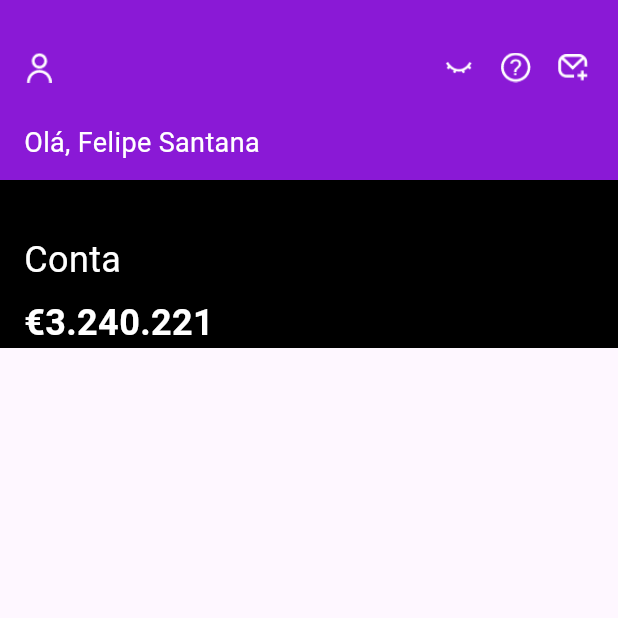
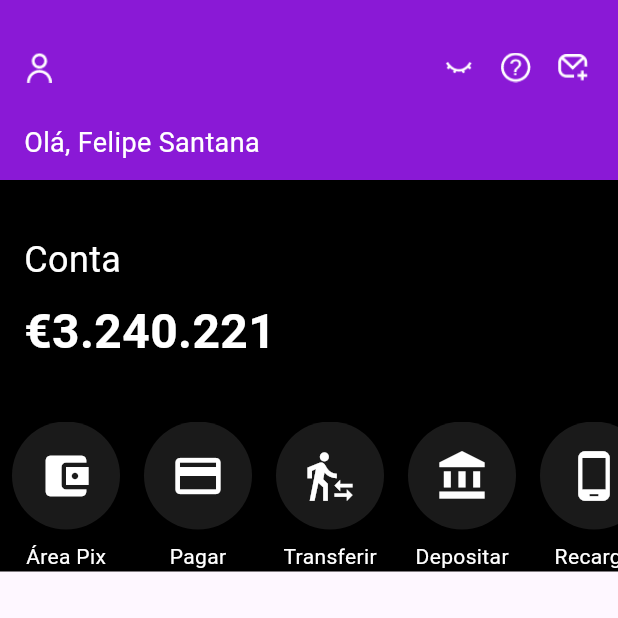
Before and after one commit to msbzz/nubank_layout, a Flutter app: the screen it shows after launch, on a phone screen of 412 x 824 dp, the top half of it. Run offline on Flutter 3.47's test engine with Material 3 defaults, Android fonts, the light colour scheme and no system bars; statements that could not run were skipped.

Commit message:
botoes com scroll horizontal (segundo item)

```diff
--- a/lib/home/home_page.dart
+++ b/lib/home/home_page.dart
@@ -1,5 +1,6 @@
 import 'package:flutter/material.dart';
 import 'package:nubank_layout/themes/colors.dart';
+import 'package:nubank_layout/utils/build_action_button.dart';
 import 'package:nubank_layout/utils/custom_app_bar.dart';
 
 class HomePage extends StatelessWidget {
@@ -30,12 +31,31 @@ class HomePage extends StatelessWidget {
                 Text('€3.240.221',
                     style: TextStyle(
                         color: Colors.white,
-                        fontSize: 24,
+                        fontSize: 32,
                         fontFamily: 'Roboto',
                         fontWeight: FontWeight.bold)), // Estilo de texto
               ],
             ),
           ),
+          Container(
+              color: const Color(PRETO),
+              padding: const EdgeInsets.only(top: 37),
+              width: double.infinity,
+              child: SingleChildScrollView(
+                scrollDirection: Axis.horizontal,
+                child: Row(children: [
+                  BuildActionButton(icon:Icons.account_balance_wallet,label: 'Área Pix'),
+                  BuildActionButton(icon:Icons.credit_card,label: 'Pagar'),
+                  BuildActionButton(icon:Icons.transfer_within_a_station,label: 'Transferir'),
+                  BuildActionButton(icon:Icons.account_balance,label: 'Depositar'),
+                  BuildActionButton(icon:Icons.phone_android,label: 'Recarga'),
+                  BuildActionButton(icon:Icons.account_balance_wallet,label: 'Área Pix'),
+                  BuildActionButton(icon:Icons.credit_card, label:'Pagar'),
+                  BuildActionButton(icon:Icons.transfer_within_a_station,label: 'Transferir'),
+                  BuildActionButton(icon:Icons.account_balance,label: 'Depositar'),
+                  BuildActionButton(icon:Icons.phone_android,label: 'Recarga'),
+                ]),
+              ))
         ],
       ),
     );
--- /dev/null
+++ b/lib/utils/build_action_button.dart
@@ -0,0 +1,27 @@
+import 'package:flutter/material.dart';
+
+class BuildActionButton extends StatelessWidget {
+   BuildActionButton({Key?key,required this.icon,required this.label}): super(key:key);
+  final IconData icon;
+  final String label;
+  @override
+  Widget build(BuildContext context) {
+    return Padding(
+    padding: const EdgeInsets.symmetric(horizontal: 8.0),
+    child: Column(
+      children: [
+        CircleAvatar(
+          radius: 36,
+          backgroundColor: Colors.white.withOpacity(0.1),
+          child: Icon(icon, color: Colors.white, size: 36),
+        ),
+        const SizedBox(height: 8),
+        Text(
+          label,
+          style: const TextStyle(color: Colors.white, fontSize: 14,fontFamily: 'Roboto'),
+        ),
+      ],
+    ),
+  );
+  }
+}
```
